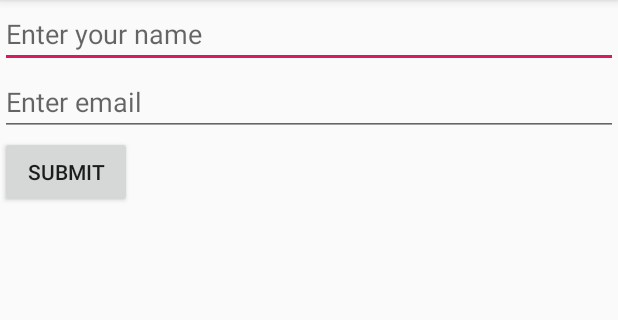
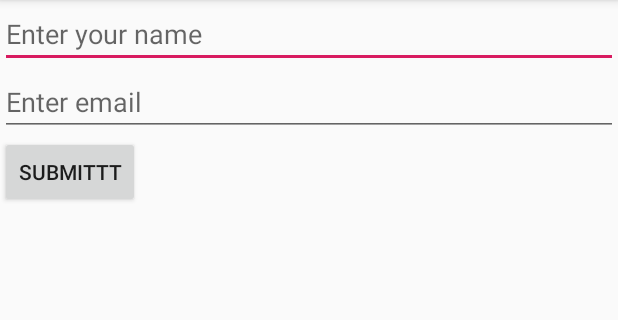
Before and after one commit to amanmishra086/volley-example, an Android app: the screen it shows after launch (MainActivity), on a phone screen of 412 x 824 dp, the part 84-404 px from its top. Run offline under Robolectric (Android 15) with nearby library versions, the phone set to English and light mode, and no system bars; our stand-ins replace Volley; 2 statements that could not run were skipped.

Commit message:
main activity again layout changed

```diff
--- a/VolleyLibrary2/app/src/main/res/layout/activity_main.xml
+++ b/VolleyLibrary2/app/src/main/res/layout/activity_main.xml
@@ -23,7 +23,7 @@
     <Button
         android:layout_width="wrap_content"
         android:layout_height="wrap_content"
-        android:text="submit"
+        android:text="submittt"
         android:id="@+id/save"/>
 
 
```
